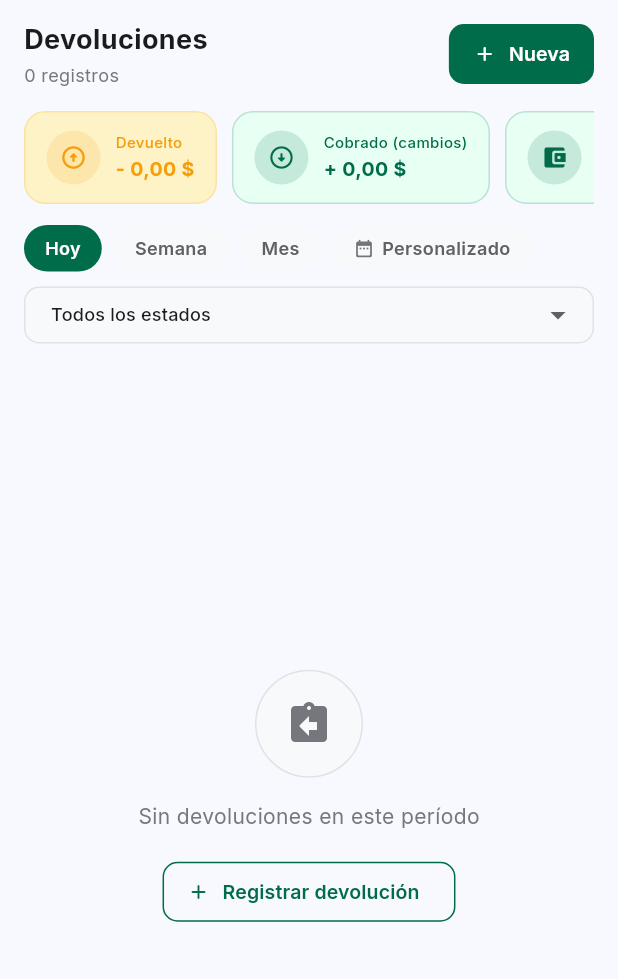
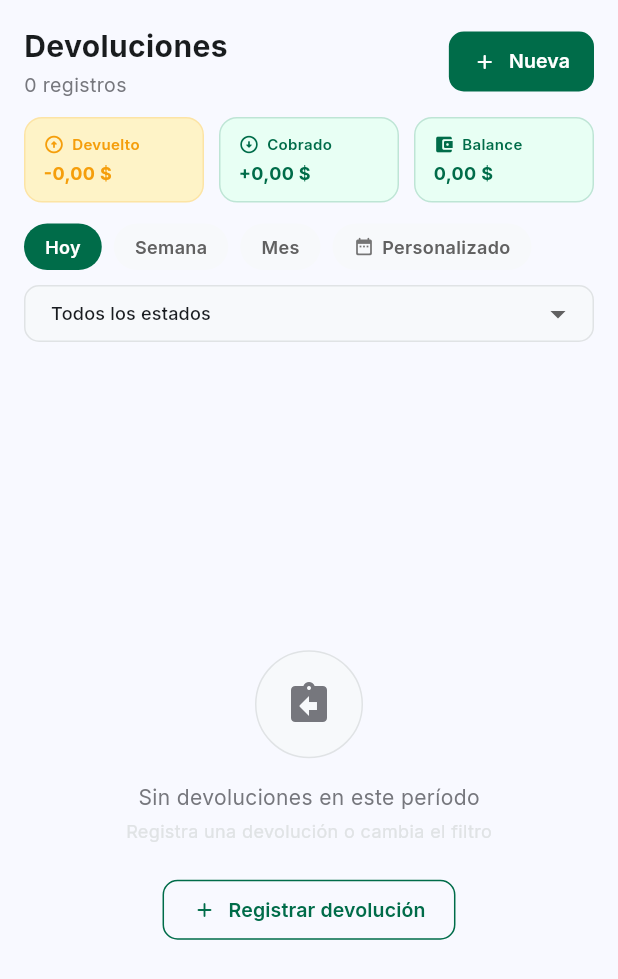
Before and after one commit to carlosalevela/pos_multitienda_front, a Flutter app: the DevolucionesScreen widget shown alone on an empty page, opened directly, on a phone screen of 412 x 824 dp. Shown: the top 979 px of the screen. Run offline on Flutter 3.47's test engine with Material 3 defaults, Android fonts, the phone set to English and light mode, and no system bars; our stand-ins replace dio, file_picker, fl_chart, google_fonts, pdf, printing and 1 more; missing offline and left inert: dart:html, excel; accounts and stored records are empty; network calls fail.

Commit message:
redesign: pantalla principal y cards de devoluciones
devoluciones_screen:
- Header con título, contador badge y botón Nueva prominente
- Stats en fila expandida (sin scroll horizontal) con diseño compacto
- Filtros integrados directamente (sin padding extra)
- Empty state mejorado con ícono, subtítulo y botón inline

devolucion_card:
- Layout estilo historial: ícono circular izquierdo + contenido + estado+monto derecha
- Ícono diferenciado por tipo (cambio=swap verde, devolución=return naranja, cancelada=gris)
- Chip de estado reemplaza barra lateral de color
- Botón cancelar como ··· en lugar de icono rojo prominente

Co-Authored-By: Claude Sonnet 4.6 <noreply@anthropic.com>

```diff
--- a/lib/screens/devoluciones/devoluciones_screen.dart
+++ b/lib/screens/devoluciones/devoluciones_screen.dart
@@ -95,8 +95,7 @@ class _DevolucionesScreenState extends State<DevolucionesScreen> {
         actions: [
           TextButton(
             onPressed: () => Navigator.pop(context),
-            child: Text('Volver',
-                style: GoogleFonts.inter(color: _kTextMuted)),
+            child: Text('Volver', style: GoogleFonts.inter(color: _kTextMuted)),
           ),
           ElevatedButton(
             onPressed: () async {
@@ -117,11 +116,9 @@ class _DevolucionesScreenState extends State<DevolucionesScreen> {
               backgroundColor: _kError,
               foregroundColor: Colors.white,
               elevation: 0,
-              shape: RoundedRectangleBorder(
-                  borderRadius: BorderRadius.circular(10)),
+              shape: RoundedRectangleBorder(borderRadius: BorderRadius.circular(10)),
             ),
-            child: Text('Cancelar devolución',
-                style: GoogleFonts.inter(fontWeight: FontWeight.w600)),
+            child: Text('Cancelar', style: GoogleFonts.inter(fontWeight: FontWeight.w600)),
           ),
         ],
       ),
@@ -135,45 +132,51 @@ class _DevolucionesScreenState extends State<DevolucionesScreen> {
         final devs = prov.devoluciones;
         final proc = devs.where((d) => d.estado == 'procesada').toList();
 
-        final devuelto = proc.fold<double>(0, (s, d) =>
+        final devuelto  = proc.fold<double>(0, (s, d) =>
             d.tipo == 'devolucion' ? s + d.totalDevuelto : s);
-        final cobrado = proc.fold<double>(0, (s, d) =>
-            (d.tipo == 'cambio' &&
-                    d.tipoDiferencia?.toLowerCase() == 'cobrar')
-                ? s + (d.diferencia ?? 0)
-                : s);
+        final cobrado   = proc.fold<double>(0, (s, d) =>
+            (d.tipo == 'cambio' && d.tipoDiferencia?.toLowerCase() == 'cobrar')
+                ? s + (d.diferencia ?? 0) : s);
         final devCambios = proc.fold<double>(0, (s, d) =>
-            (d.tipo == 'cambio' &&
-                    d.tipoDiferencia?.toLowerCase() == 'devolver')
-                ? s + (d.diferencia ?? 0)
-                : s);
+            (d.tipo == 'cambio' && d.tipoDiferencia?.toLowerCase() == 'devolver')
+                ? s + (d.diferencia ?? 0) : s);
         final balance = cobrado - devuelto - devCambios;
 
-        return Padding(
-          padding: const EdgeInsets.fromLTRB(16, 12, 16, 0),
-          child: Column(
+        return Column(
           crossAxisAlignment: CrossAxisAlignment.start,
           children: [
+            // ── Header ──────────────────────────────────────
             _buildHeader(devs.length),
-              const SizedBox(height: 14),
-              _buildStats(devuelto, cobrado, balance),
-              const SizedBox(height: 14),
-              FiltrosBar(
+
+            // ── Stats ────────────────────────────────────────
+            Padding(
+              padding: const EdgeInsets.fromLTRB(16, 12, 16, 0),
+              child: _buildStats(devuelto, cobrado, balance),
+            ),
+
+            // ── Filtros ──────────────────────────────────────
+            Padding(
+              padding: const EdgeInsets.fromLTRB(16, 14, 16, 0),
+              child: FiltrosBar(
                 onFiltrar: ({fecha, fechaIni, fechaFin, estado}) => _cargar(
                   fecha: fecha, fechaIni: fechaIni,
                   fechaFin: fechaFin, estado: estado,
                 ),
               ),
+            ),
+
+            // ── Error ────────────────────────────────────────
+            if (prov.error != null)
+              Padding(
+                padding: const EdgeInsets.fromLTRB(16, 12, 16, 0),
+                child: _buildError(prov.error!),
+              ),
+
+            // ── Lista ────────────────────────────────────────
             const SizedBox(height: 12),
-              if (prov.error != null) ...[
-                _buildError(prov.error!),
-                const SizedBox(height: 12),
-              ],
             if (prov.cargando)
               const Expanded(
-                  child: Center(
-                    child: CircularProgressIndicator(color: _kGreen),
-                  ),
+                child: Center(child: CircularProgressIndicator(color: _kGreen)),
               )
             else if (devs.isEmpty)
               _buildEmpty()
@@ -183,6 +186,7 @@ class _DevolucionesScreenState extends State<DevolucionesScreen> {
                   color: _kGreen,
                   onRefresh: _recargar,
                   child: ListView.builder(
+                    padding: const EdgeInsets.fromLTRB(16, 0, 16, 24),
                     itemCount: devs.length,
                     itemBuilder: (_, i) {
                       final dev = devs[i];
@@ -199,88 +203,108 @@ class _DevolucionesScreenState extends State<DevolucionesScreen> {
                 ),
               ),
           ],
-          ),
         );
       },
     );
   }
 
-  // ── Widgets ───────────────────────────────────────────────
+  // ── Header ──────────────────────────────────────────────
 
   Widget _buildHeader(int cantidad) {
-    return Row(children: [
+    return Container(
+      padding: const EdgeInsets.fromLTRB(16, 16, 16, 0),
+      child: Row(children: [
         Expanded(
           child: Column(
             crossAxisAlignment: CrossAxisAlignment.start,
             children: [
               Text('Devoluciones',
                   style: GoogleFonts.inter(
-                    fontWeight: FontWeight.w700,
-                    fontSize: 18,
-                    color: _kText)),
+                      fontWeight: FontWeight.w700, fontSize: 20, color: _kText)),
               const SizedBox(height: 2),
-            Text('$cantidad registro${cantidad != 1 ? 's' : ''}',
+              Row(children: [
+                Text(
+                  '$cantidad registro${cantidad != 1 ? 's' : ''}',
+                  style: GoogleFonts.inter(fontSize: 13, color: _kTextMuted),
+                ),
+                if (cantidad > 0) ...[
+                  const SizedBox(width: 8),
+                  Container(
+                    padding: const EdgeInsets.symmetric(horizontal: 8, vertical: 2),
+                    decoration: BoxDecoration(
+                      color: _kGreen.withValues(alpha: 0.1),
+                      borderRadius: BorderRadius.circular(20),
+                    ),
+                    child: Text(
+                      cantidad.toString(),
                       style: GoogleFonts.inter(
-                    fontSize: 12, color: _kTextMuted)),
+                          fontSize: 11, fontWeight: FontWeight.w700, color: _kGreen),
+                    ),
+                  ),
+                ],
+              ]),
             ],
           ),
         ),
         ElevatedButton.icon(
           icon: const Icon(Icons.add_rounded, size: 16),
           label: Text('Nueva',
-            style: GoogleFonts.inter(
-                fontSize: 13, fontWeight: FontWeight.w600)),
-        onPressed: () =>
-            DevolucionFormSheet.show(context, onCreada: _recargar),
+              style: GoogleFonts.inter(fontSize: 13, fontWeight: FontWeight.w600)),
+          onPressed: () => DevolucionFormSheet.show(context, onCreada: _recargar),
           style: ElevatedButton.styleFrom(
             backgroundColor: _kGreen,
             foregroundColor: Colors.white,
             elevation: 0,
-          padding:
-              const EdgeInsets.symmetric(horizontal: 16, vertical: 10),
-          shape: RoundedRectangleBorder(
-              borderRadius: BorderRadius.circular(10)),
+            padding: const EdgeInsets.symmetric(horizontal: 16, vertical: 10),
+            shape: RoundedRectangleBorder(borderRadius: BorderRadius.circular(10)),
+          ),
+        ),
+      ]),
+    );
+  }
+
+  // ── Stats ────────────────────────────────────────────────
+
+  Widget _buildStats(double devuelto, double cobrado, double balance) {
+    return Row(children: [
+      Expanded(
+        child: _StatCard(
+          label: 'Devuelto',
+          value: _fmt.format(devuelto),
+          prefix: '-',
+          icon: Icons.arrow_circle_up_rounded,
+          color: _kOrange,
+          bg: _kOrangeBg,
+        ),
+      ),
+      const SizedBox(width: 10),
+      Expanded(
+        child: _StatCard(
+          label: 'Cobrado',
+          value: _fmt.format(cobrado),
+          prefix: '+',
+          icon: Icons.arrow_circle_down_rounded,
+          color: _kGreen,
+          bg: _kMintLight,
+        ),
+      ),
+      const SizedBox(width: 10),
+      Expanded(
+        child: _StatCard(
+          label: 'Balance',
+          value: _fmt.format(balance.abs()),
+          prefix: balance > 0 ? '+' : balance < 0 ? '-' : '',
+          icon: Icons.account_balance_wallet_rounded,
+          color: balance >= 0 ? _kGreen : _kError,
+          bg: balance >= 0 ? _kMintLight : _kErrorBg,
         ),
       ),
     ]);
   }
 
-  Widget _buildStats(double devuelto, double cobrado, double balance) {
-    return SingleChildScrollView(
-      scrollDirection: Axis.horizontal,
-      child: Row(children: [
-        _StatCard(
-          label:  'Devuelto',
-          value:  _fmt.format(devuelto),
-          prefix: '-',
-          icon:   Icons.arrow_circle_up_rounded,
-          color:  _kOrange,
-          bg:     _kOrangeBg,
-        ),
-        const SizedBox(width: 10),
-        _StatCard(
-          label:  'Cobrado (cambios)',
-          value:  _fmt.format(cobrado),
-          prefix: '+',
-          icon:   Icons.arrow_circle_down_rounded,
-          color:  _kGreen,
-          bg:     _kMintLight,
-        ),
-        const SizedBox(width: 10),
-        _StatCard(
-          label:  'Balance neto',
-          value:  _fmt.format(balance.abs()),
-          prefix: balance > 0 ? '+' : balance < 0 ? '-' : '',
-          icon:   Icons.account_balance_wallet_rounded,
-          color:  balance >= 0 ? _kGreen : _kError,
-          bg:     balance >= 0 ? _kMintLight : _kErrorBg,
-        ),
-      ]),
-    );
-  }
+  // ── Error ────────────────────────────────────────────────
 
-  Widget _buildError(String msg) {
-    return Container(
+  Widget _buildError(String msg) => Container(
     padding: const EdgeInsets.all(12),
     decoration: BoxDecoration(
       color: _kErrorBg,
@@ -291,15 +315,14 @@ class _DevolucionesScreenState extends State<DevolucionesScreen> {
       const Icon(Icons.error_outline_rounded, color: _kError, size: 16),
       const SizedBox(width: 8),
       Expanded(
-          child: Text(msg,
-              style: GoogleFonts.inter(fontSize: 12, color: _kError)),
+        child: Text(msg, style: GoogleFonts.inter(fontSize: 12, color: _kError)),
       ),
     ]),
   );
-  }
 
-  Widget _buildEmpty() {
-    return Expanded(
+  // ── Empty state ──────────────────────────────────────────
+
+  Widget _buildEmpty() => Expanded(
     child: Center(
       child: Column(
         mainAxisAlignment: MainAxisAlignment.center,
@@ -316,21 +339,21 @@ class _DevolucionesScreenState extends State<DevolucionesScreen> {
           ),
           const SizedBox(height: 16),
           Text('Sin devoluciones en este período',
-                style: GoogleFonts.inter(
-                    color: _kTextMuted, fontSize: 14)),
-            const SizedBox(height: 16),
+              style: GoogleFonts.inter(color: _kTextMuted, fontSize: 14)),
+          const SizedBox(height: 4),
+          Text('Registra una devolución o cambia el filtro',
+              style: GoogleFonts.inter(color: _kBorder, fontSize: 12)),
+          const SizedBox(height: 20),
           OutlinedButton.icon(
             icon: const Icon(Icons.add_rounded, size: 16),
             label: Text('Registrar devolución',
-                  style: GoogleFonts.inter(
-                      fontWeight: FontWeight.w600, fontSize: 13)),
-              onPressed: () =>
-                  DevolucionFormSheet.show(context, onCreada: _recargar),
+                style: GoogleFonts.inter(fontWeight: FontWeight.w600, fontSize: 13)),
+            onPressed: () => DevolucionFormSheet.show(context, onCreada: _recargar),
             style: OutlinedButton.styleFrom(
               foregroundColor: _kGreen,
               side: const BorderSide(color: _kGreen),
-                shape: RoundedRectangleBorder(
-                    borderRadius: BorderRadius.circular(10)),
+              shape: RoundedRectangleBorder(borderRadius: BorderRadius.circular(10)),
+              padding: const EdgeInsets.symmetric(horizontal: 20, vertical: 10),
             ),
           ),
         ],
@@ -338,9 +361,8 @@ class _DevolucionesScreenState extends State<DevolucionesScreen> {
     ),
   );
 }
-}
 
-// ── Stat card ─────────────────────────────────────────────────
+// ── Stat card compacta ────────────────────────────────────────
 
 class _StatCard extends StatelessWidget {
   final String   label;
@@ -362,39 +384,30 @@ class _StatCard extends StatelessWidget {
   @override
   Widget build(BuildContext context) {
     return Container(
-      padding: const EdgeInsets.symmetric(horizontal: 14, vertical: 12),
+      padding: const EdgeInsets.symmetric(horizontal: 12, vertical: 10),
       decoration: BoxDecoration(
         color: bg,
-        borderRadius: BorderRadius.circular(14),
-        border: Border.all(color: color.withValues(alpha: 0.2)),
+        borderRadius: BorderRadius.circular(12),
+        border: Border.all(color: color.withValues(alpha: 0.18)),
       ),
-      child: Row(children: [
-        Container(
-          width: 36, height: 36,
-          decoration: BoxDecoration(
-            color: color.withValues(alpha: 0.15),
-            shape: BoxShape.circle,
-          ),
-          child: Icon(icon, size: 18, color: color),
-        ),
-        const SizedBox(width: 10),
-        Column(
+      child: Column(
         crossAxisAlignment: CrossAxisAlignment.start,
         children: [
+          Row(children: [
+            Icon(icon, size: 14, color: color),
+            const SizedBox(width: 5),
             Text(label,
-                style: GoogleFonts.inter(
-                    fontSize: 10,
-                    fontWeight: FontWeight.w500,
+                style: GoogleFonts.inter(fontSize: 10, fontWeight: FontWeight.w600,
                     color: color)),
-            const SizedBox(height: 2),
-            Text('$prefix ${prefix.isEmpty ? value : value}'.trim(),
-                style: GoogleFonts.inter(
-                    fontSize: 13,
-                    fontWeight: FontWeight.w700,
-                    color: color)),
+          ]),
+          const SizedBox(height: 4),
+          Text(
+            '$prefix${prefix.isEmpty ? value : value}'.trim(),
+            style: GoogleFonts.inter(fontSize: 12, fontWeight: FontWeight.w700, color: color),
+            overflow: TextOverflow.ellipsis,
+          ),
         ],
       ),
-      ]),
     );
   }
 }
```
Also changed, not shown: lib/screens/devoluciones/widgets/devolucion_card.dart (+106 -169 lines). Lines whose indentation alone changed are shown as unchanged.
